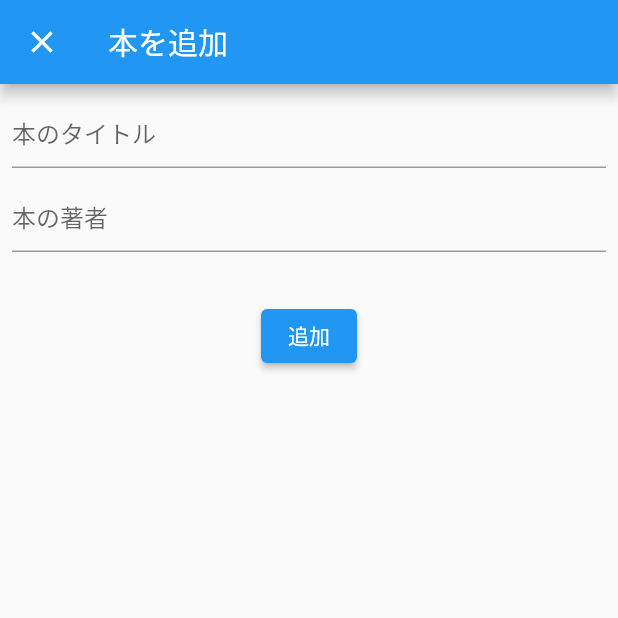
After one commit to nfrutta/flutter-samples, a Flutter app: the screen it shows after launch, after a tap on the "add" icon, on a phone screen of 412 x 824 dp, the top half of it. The commit adds this screen. Run offline on Flutter 3.47's test engine with Material 2 defaults, Android fonts, the phone set to English and light mode, and no system bars; our stand-ins replace cloud_firestore, firebase_core; accounts and stored records are empty.

Commit message:
値の追加を実装

```diff
--- /dev/null
+++ b/project/book_list_sample_kboy/lib/add_book/add_book_model.dart
@@ -0,0 +1,23 @@
+import 'package:cloud_firestore/cloud_firestore.dart';
+import 'package:flutter/material.dart';
+
+class AddBookModel extends ChangeNotifier {
+  String? title;
+  String? author;
+
+  Future addBook() async {
+    if (title == null || title == "") {
+      throw 'ほんのタイトルが未入力です';
+    }
+
+    if (author == null || author == "") {
+      throw '著者が未入力です';
+    }
+
+    // firestoreに追加
+    await FirebaseFirestore.instance.collection('books').add({
+      'title': title,
+      'author': author,
+    });
+  }
+}
--- /dev/null
+++ b/project/book_list_sample_kboy/lib/add_book/add_book_page.dart
@@ -0,0 +1,64 @@
+import 'package:flutter/material.dart';
+import 'package:provider/provider.dart';
+
+import 'add_book_model.dart';
+
+class AddBookPage extends StatelessWidget {
+  @override
+  Widget build(BuildContext context) {
+    return ChangeNotifierProvider<AddBookModel>(
+      create: (_) => AddBookModel(),
+      child: Scaffold(
+        appBar: AppBar(
+          title: Text('本を追加'),
+        ),
+        body: Center(
+          child: Consumer<AddBookModel>(builder: (context, model, child) {
+            return Padding(
+              padding: const EdgeInsets.all(8.0),
+              child: Column(
+                children: [
+                  TextField(
+                    decoration: InputDecoration(
+                      hintText: '本のタイトル'
+                    ),
+                    onChanged: (text) {
+                      model.title = text;
+                    },
+                  ),
+                  SizedBox(
+                    height: 8,
+                  ),
+                  TextField(
+                    decoration: InputDecoration(
+                        hintText: '本の著者'
+                    ),
+                    onChanged: (text) {
+                      model.author = text;
+                    },
+                  ),
+                  SizedBox(
+                    height: 32,
+                  ),
+                  ElevatedButton(onPressed: () async {
+                    // 追加処理
+                    try {
+                      await model.addBook();
+                      Navigator.of(context).pop(true);
+                    } catch (e) {
+                      final snackBar = SnackBar(
+                        backgroundColor: Colors.red,
+                        content: Text(e.toString()),
+                      );
+                      ScaffoldMessenger.of(context).showSnackBar(snackBar);
+                    }
+                  }, child: Text('追加')),
+                ],
+              ),
+            );
+          }),
+        ),
+      ),
+    );
+  }
+}
--- a/project/book_list_sample_kboy/lib/book_list/book_list_page.dart
+++ b/project/book_list_sample_kboy/lib/book_list/book_list_page.dart
@@ -1,3 +1,4 @@
+import 'package:book_list_sample_kboy/add_book/add_book_page.dart';
 import 'package:book_list_sample_kboy/domain/book.dart';
 import 'package:flutter/material.dart';
 import 'package:provider/provider.dart';
@@ -32,10 +33,32 @@ class BookListPage extends StatelessWidget {
             );
           }),
         ),
-        floatingActionButton: FloatingActionButton(
-          onPressed: null,
-          tooltip: 'Increment',
-          child: Icon(Icons.add),
+        floatingActionButton: Consumer<BookListModel>(builder: (context, model, child) {
+            return FloatingActionButton(
+              onPressed: () async {
+                // 画面遷移
+                final bool? isAdded = await Navigator.push(
+                    context,
+                    MaterialPageRoute(
+                      builder: (context) => AddBookPage(),
+                      fullscreenDialog: true,
+                    ),
+                );
+
+                if (isAdded != null && isAdded) {
+                  final snackBar = SnackBar(
+                    backgroundColor: Colors.green,
+                    content: Text('本を追加しました'),
+                  );
+                  ScaffoldMessenger.of(context).showSnackBar(snackBar);
+                }
+
+                model.fetchBookList();
+              },
+              tooltip: 'Increment',
+              child: Icon(Icons.add),
+            );
+          }
         ),
       ),
     );
```
